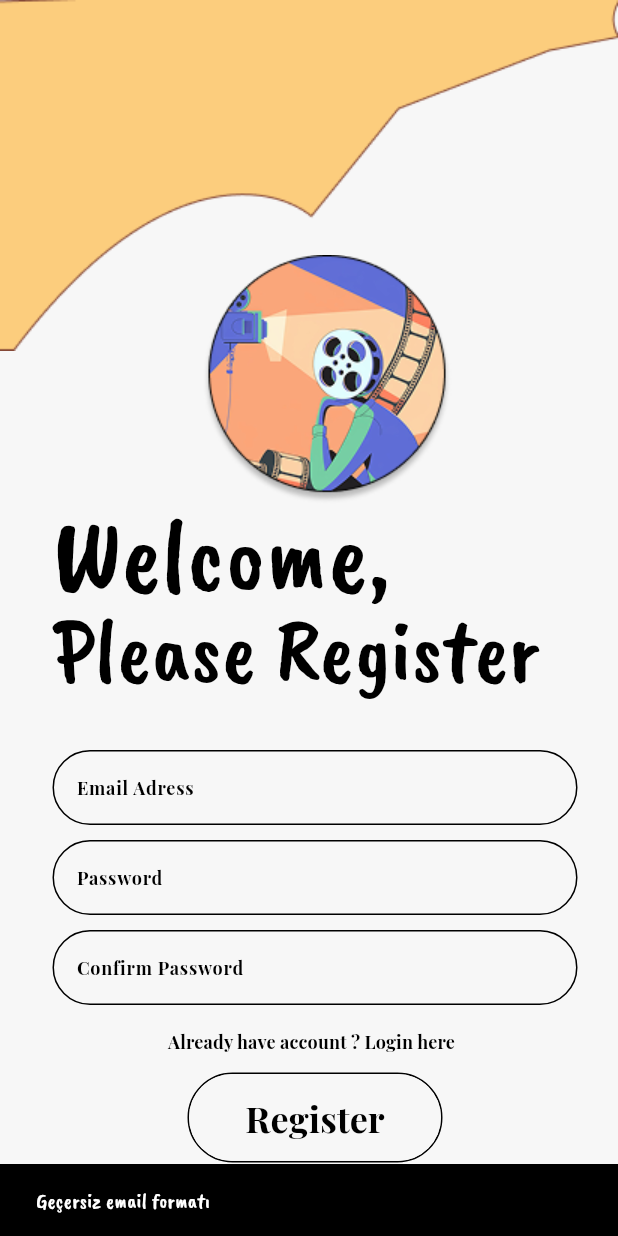
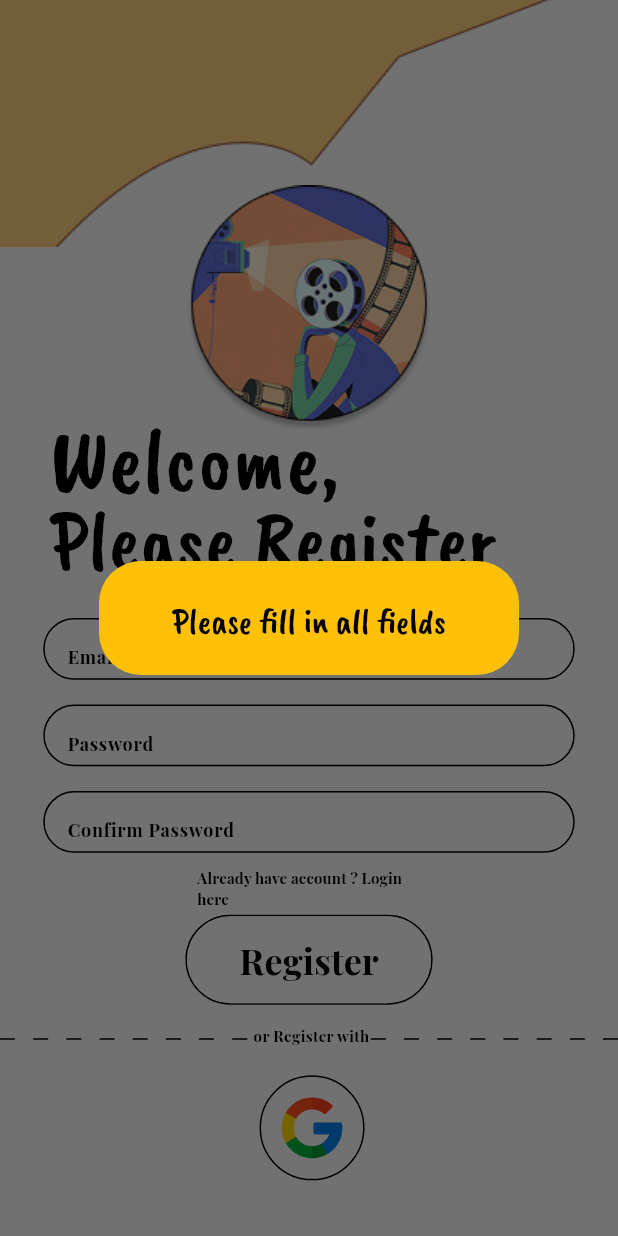
Before and after one commit to m6rt/Filmatch-filmgrid-, a Flutter app: the RegisterView screen opened directly, after a tap on "Register", on a phone screen of 412 x 824 dp. Run offline on Flutter 3.47's test engine with Material 3 defaults, Android fonts, the phone set to English and light mode, and no system bars; our stand-ins replace cloud_firestore, connectivity_plus, device_preview, firebase_auth, firebase_core, firebase_storage and 3 more; missing offline and left inert: firebase_ui_auth; accounts and stored records are empty.

Commit message:
Responsive UI düzeltildi

```diff
--- a/lib/main.dart
+++ b/lib/main.dart
@@ -44,7 +44,8 @@ Future<void> main() async {
   WidgetsFlutterBinding.ensureInitialized();
   await Firebase.initializeApp(options: DefaultFirebaseOptions.currentPlatform);
   await Firebase.initializeApp(options: DefaultFirebaseOptions.currentPlatform);
-  runApp(DevicePreview(enabled: !kReleaseMode, builder: (context) => MyApp()));
+  //runApp(DevicePreview(enabled: !kReleaseMode, builder: (context) => MyApp()));
+  runApp(MyApp());
 }
 
 class MyApp extends StatelessWidget {
--- a/lib/views/registerview.dart
+++ b/lib/views/registerview.dart
@@ -1,3 +1,4 @@
+import 'package:connectivity_plus/connectivity_plus.dart';
 import 'package:filmgrid/main.dart';
 import 'package:filmgrid/services/auth_page.dart';
 import 'package:filmgrid/services/auth_service.dart';
@@ -20,7 +21,34 @@ class _RegisterViewState extends State<RegisterView> {
   final TextEditingController _confirmPasswordControllerr =
       TextEditingController();
 
-  void register() async {
+  void closeLoadingDialog() {
+    if (mounted) Navigator.pop(context);
+  }
+
+  Future<bool> hasInternetConnection() async {
+    var connectivityResult = await Connectivity().checkConnectivity();
+    return connectivityResult != ConnectivityResult.none;
+  }
+
+  void errorMessage(String message) {
+    showDialog(
+      context: context,
+      builder: (context) {
+        return AlertDialog(
+          backgroundColor: Colors.amber,
+          title: Center(
+            child: Text(message, style: TextStyle(color: Colors.black)),
+          ),
+        );
+      },
+    );
+  }
+
+  bool isValidEmail(String email) {
+    return RegExp(r'^[\w-\.]+@([\w-]+\.)+[\w-]{2,4}$').hasMatch(email);
+  }
+
+  void register(String email, String password, String confirmPassword) async {
     showDialog(
       context: context,
       barrierDismissible: false,
@@ -28,81 +56,108 @@ class _RegisterViewState extends State<RegisterView> {
         return const Center(child: CircularProgressIndicator());
       },
     );
-    if (_passwordControllerr.text == _confirmPasswordControllerr.text) {
+    if (!await hasInternetConnection()) {
+      errorMessage("No internet connection");
+      return;
+    }
+    if (password != confirmPassword) {
+      errorMessage("Passwords do not match");
+      closeLoadingDialog();
+      return;
+    } else if (email.isEmpty || password.isEmpty || confirmPassword.isEmpty) {
+      closeLoadingDialog();
+      errorMessage("Please fill in all fields");
+      return; // Fonksiyondan erken çık
+    } else if (!isValidEmail(email)) {
+      errorMessage("Invalid email format");
+      closeLoadingDialog();
+      return;
+    }
     try {
-        bool gecerliEmail = RegExp(
-          r'^[\w-\.]+@([\w-]+\.)+[\w-]{2,4}$',
-        ).hasMatch(_emailControllerr.text);
-
-        if (!gecerliEmail) {
-          // Yükleniyor dialogunu kapat
-          if (mounted) Navigator.pop(context);
-
-          // E-posta doğrulama hatası göster
-          ScaffoldMessenger.of(
-            context,
-          ).showSnackBar(SnackBar(content: Text('Geçersiz email formatı')));
-          return; // Fonksiyondan erken çık
-        }
-        await AuthService().signup(
-          email: _emailControllerr.text,
-          password: _passwordControllerr.text,
+      await AuthService().signup(email: email, password: password);
+      closeLoadingDialog();
+      Fluttertoast.showToast(
+        msg: "Registration successful",
+        toastLength: Toast.LENGTH_SHORT,
+        gravity: ToastGravity.BOTTOM,
+        timeInSecForIosWeb: 1,
+        backgroundColor: Colors.green,
+        textColor: Colors.white,
+        fontSize: 16.0,
       );
-      } catch (e) {
-        if (mounted) Navigator.pop(context);
-        ScaffoldMessenger.of(
-          context,
-        ).showSnackBar(SnackBar(content: Text('Kayıt başarısız: $e')));
-      }
-    } else {
-      if (mounted) Navigator.pop(context);
-      ScaffoldMessenger.of(
-        context,
-      ).showSnackBar(SnackBar(content: Text("Passwords should different.")));
-    }
-    if (mounted) Navigator.pop(context);
       Navigator.pushReplacement(
         context,
-      MaterialPageRoute(builder: (context) => AuthPage()),
+        MaterialPageRoute(builder: (context) => const AuthPage()),
       );
+    } on FirebaseAuthException catch (e) {
+      closeLoadingDialog();
+      if (e.code == 'email-already-in-use') {
+        errorMessage("Email already in use");
+      } else if (e.code == 'weak-password') {
+        errorMessage("Password is too weak");
+      } else {
+        errorMessage("An unexpected error occurred");
+      }
+    } catch (e) {
+      closeLoadingDialog();
+      errorMessage("An unexpected error occurred");
+    }
   }
 
   @override
   Widget build(BuildContext context) {
+    final screenWidth = MediaQuery.of(context).size.width;
+    final screenHeight = MediaQuery.of(context).size.height;
     return Scaffold(
       backgroundColor: Theme.of(context).primaryColor,
-      body: Stack(
+      body: SafeArea(
+        top: false,
+        bottom: true,
+        child: SingleChildScrollView(
+          child: ConstrainedBox(
+            constraints: BoxConstraints(minHeight: screenHeight),
+            child: Stack(
               children: [
                 SizedBox(
                   width: double.infinity,
-            child: Padding(
-              padding: const EdgeInsets.fromLTRB(0, 0, 0, 0),
+                  height: screenHeight * 0.2,
                   child: Image.asset(
                     "assets/images/topLogin.png",
                     fit: BoxFit.cover,
                   ),
                 ),
+                Padding(
+                  padding: EdgeInsets.symmetric(
+                    vertical: screenHeight * 0.15,
+                    horizontal: screenWidth * 0.3,
                   ),
-          Padding(
-            padding: const EdgeInsets.fromLTRB(135, 170, 0, 0),
                   child: Image.asset("assets/images/logo.png"),
                 ),
                 Padding(
-            padding: const EdgeInsets.fromLTRB(35, 320, 0, 0),
+                  padding: EdgeInsets.symmetric(
+                    vertical: screenHeight * 0.32,
+                    horizontal: screenWidth * 0.08,
+                  ),
                   child: const Text(
                     "Welcome,",
-              style: TextStyle(fontFamily: 'Caveat Brush', fontSize: 70),
-            ),
-          ),
-          Padding(
-            padding: const EdgeInsets.fromLTRB(35, 390, 0, 0),
-            child: const Text(
-              "Please Register",
                     style: TextStyle(fontFamily: 'Caveat Brush', fontSize: 60),
                   ),
                 ),
                 Padding(
-            padding: const EdgeInsets.fromLTRB(35, 500, 0, 0),
+                  padding: EdgeInsets.symmetric(
+                    vertical: screenHeight * 0.39,
+                    horizontal: screenWidth * 0.08,
+                  ),
+                  child: const Text(
+                    "Please Register",
+                    style: TextStyle(fontFamily: 'Caveat Brush', fontSize: 55),
+                  ),
+                ),
+                Padding(
+                  padding: EdgeInsets.symmetric(
+                    vertical: screenHeight * 0.50,
+                    horizontal: screenWidth * 0.07,
+                  ),
                   child: Container(
                     decoration: BoxDecoration(
                       color: Theme.of(context).primaryColor,
@@ -112,8 +167,8 @@ class _RegisterViewState extends State<RegisterView> {
                         width: 1,
                       ),
                     ),
-              height: 50,
-              width: 350,
+                    height: screenHeight * 0.05,
+                    width: screenWidth * 1,
                     child: Padding(
                       padding: EdgeInsets.symmetric(horizontal: 15),
                       child: TextField(
@@ -138,7 +193,10 @@ class _RegisterViewState extends State<RegisterView> {
                 ),
 
                 Padding(
-            padding: const EdgeInsets.fromLTRB(35, 560, 0, 0),
+                  padding: EdgeInsets.symmetric(
+                    vertical: screenHeight * 0.57,
+                    horizontal: screenWidth * 0.07,
+                  ),
                   child: Container(
                     decoration: BoxDecoration(
                       color: Theme.of(context).primaryColor,
@@ -148,8 +206,8 @@ class _RegisterViewState extends State<RegisterView> {
                         width: 1,
                       ),
                     ),
-              height: 50,
-              width: 350,
+                    height: screenHeight * 0.05,
+                    width: screenWidth * 1,
                     child: Padding(
                       padding: EdgeInsets.symmetric(horizontal: 15),
                       child: TextField(
@@ -173,7 +231,10 @@ class _RegisterViewState extends State<RegisterView> {
                   ),
                 ),
                 Padding(
-            padding: const EdgeInsets.fromLTRB(35, 620, 0, 0),
+                  padding: EdgeInsets.symmetric(
+                    vertical: screenHeight * 0.64,
+                    horizontal: screenWidth * 0.07,
+                  ),
                   child: Container(
                     decoration: BoxDecoration(
                       color: Theme.of(context).primaryColor,
@@ -183,8 +244,8 @@ class _RegisterViewState extends State<RegisterView> {
                         width: 1,
                       ),
                     ),
-              height: 50,
-              width: 350,
+                    height: screenHeight * 0.05,
+                    width: screenWidth * 1,
                     child: Padding(
                       padding: EdgeInsets.symmetric(horizontal: 15),
                       child: TextField(
@@ -209,12 +270,17 @@ class _RegisterViewState extends State<RegisterView> {
                   ),
                 ),
                 Padding(
-            padding: const EdgeInsets.fromLTRB(100, 670, 0, 0),
+                  padding: EdgeInsets.symmetric(
+                    vertical: screenHeight * 0.69,
+                    horizontal: screenWidth * 0.29,
+                  ),
                   child: TextButton(
                     onPressed: () {
                       Navigator.push(
                         context,
-                  MaterialPageRoute(builder: (context) => const Loginview()),
+                        MaterialPageRoute(
+                          builder: (context) => const Loginview(),
+                        ),
                       );
                     },
                     style: TextButton.styleFrom(
@@ -223,12 +289,18 @@ class _RegisterViewState extends State<RegisterView> {
                     ),
                     child: const Text(
                       "Already have account ? Login here",
-                style: TextStyle(fontFamily: 'PlayfairDisplay', fontSize: 12),
+                      style: TextStyle(
+                        fontFamily: 'PlayfairDisplay',
+                        fontSize: 10,
+                      ),
                     ),
                   ),
                 ),
                 Padding(
-            padding: const EdgeInsets.fromLTRB(125, 715, 0, 0),
+                  padding: EdgeInsets.symmetric(
+                    vertical: screenHeight * 0.74,
+                    horizontal: screenWidth * 0.3,
+                  ),
                   child: Container(
                     decoration: BoxDecoration(
                       borderRadius: BorderRadius.circular(350),
@@ -247,10 +319,15 @@ class _RegisterViewState extends State<RegisterView> {
                       ), // düzelt
                       child: TextButton(
                         onPressed: () async {
-                    register();
+                          register(
+                            _emailControllerr.text,
+                            _passwordControllerr.text,
+                            _confirmPasswordControllerr.text,
+                          );
                         },
                         style: TextButton.styleFrom(
-                    foregroundColor: Theme.of(context).colorScheme.secondary,
+                          foregroundColor:
+                              Theme.of(context).colorScheme.secondary,
                           backgroundColor: Theme.of(context).primaryColor,
                         ),
                         child: const Text(
@@ -265,28 +342,51 @@ class _RegisterViewState extends State<RegisterView> {
                   ),
                 ),
                 Padding(
-            padding: const EdgeInsets.fromLTRB(0, 800, 240, 0),
+                  padding: EdgeInsets.fromLTRB(
+                    screenWidth * 0.6,
+                    screenHeight * 0.84,
+                    0,
+                    0,
+                  ),
                   child: MySeparator(
                     height: 1,
                     color: Theme.of(context).colorScheme.secondary,
                   ),
                 ),
                 Padding(
-            padding: const EdgeInsets.fromLTRB(170, 790, 100, 0),
+                  padding: EdgeInsets.fromLTRB(
+                    screenWidth * 0.41,
+                    screenHeight * 0.83,
+                    0,
+                    0,
+                  ),
                   child: const Text(
                     "or Register with",
-              style: TextStyle(fontFamily: 'PlayfairDisplay', fontSize: 10),
+                    style: TextStyle(
+                      fontFamily: 'PlayfairDisplay',
+                      fontSize: 10,
+                    ),
                   ),
                 ),
                 Padding(
-            padding: const EdgeInsets.fromLTRB(250, 798, 0, 0),
+                  padding: EdgeInsets.fromLTRB(
+                    screenWidth * 0,
+                    screenHeight * 0.84,
+                    screenWidth * 0.6,
+                    0,
+                  ),
                   child: MySeparator(
                     height: 1,
                     color: Theme.of(context).colorScheme.secondary,
                   ),
                 ),
                 Padding(
-            padding: const EdgeInsets.fromLTRB(177, 815, 0, 0),
+                  padding: EdgeInsets.fromLTRB(
+                    screenWidth * 0.42,
+                    screenHeight * 0.87,
+                    0,
+                    0,
+                  ),
                   child: Container(
                     decoration: BoxDecoration(
                       border: Border.all(
@@ -306,6 +406,9 @@ class _RegisterViewState extends State<RegisterView> {
                 ),
               ],
             ),
+          ),
+        ),
+      ),
     );
   }
 }
--- a/pubspec.yaml
+++ b/pubspec.yaml
@@ -46,6 +46,7 @@ dependencies:
   image_picker: ^1.1.2
   device_preview: ^1.2.0
   firebase_dynamic_links: ^6.1.5
+  connectivity_plus: ^6.1.4
 
 dev_dependencies:
   flutter_test:
```
Also changed, not shown: pubspec.lock, 4 other files. Lines whose indentation alone changed are shown as unchanged.
